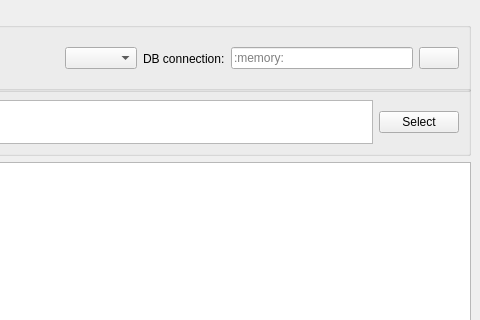
Bumerang47/DBRequesterPy3Qt5, file db_requester/window.ui: the form before one commit; both pictures show x 301 to 781 and y 0 to 320 of the 781 by 563 pixel window.
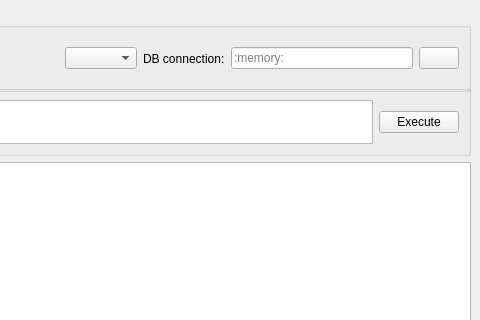
The form after the commit. Icons and pictures are not drawn. Custom widgets are drawn as their Qt base class.

Patch:
```diff
--- a/db_requester/window.ui
+++ b/db_requester/window.ui
@@ -114,7 +114,7 @@
        <item>
         <widget class="QPushButton" name="SelectButton">
          <property name="text">
-          <string>Select</string>
+          <string>Execute</string>
          </property>
         </widget>
        </item>
```
Left out of the diff: 14 changed lines with no effect on the pictures.
